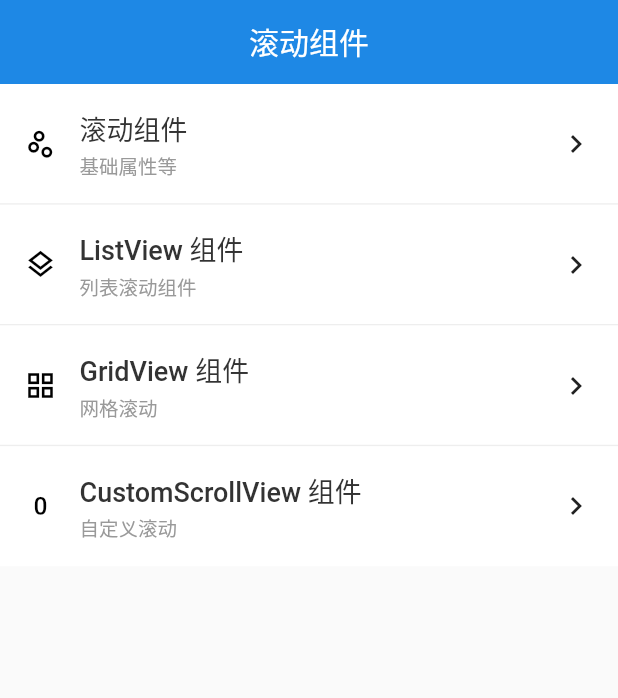
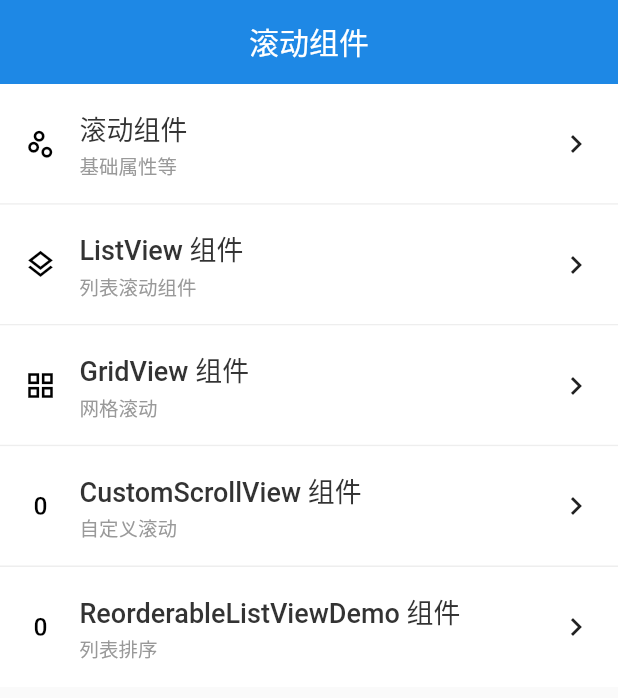
Before and after one commit to MaLuns/flutter_study, a Flutter app: the ScrollDemo widget shown alone on an empty page, opened directly, on a phone screen of 412 x 824 dp. Shown: the top 698 px of the screen. Run offline on Flutter 3.47's test engine with Material 2 defaults, Android fonts, the phone set to English and light mode, and no system bars; our stand-ins replace flutter_swiper, toast; network calls fail.

Commit message:
upd: update

```diff
--- a/lib/demo_app/study_app/views/scroll_widgets/scroll_demo.dart
+++ b/lib/demo_app/study_app/views/scroll_widgets/scroll_demo.dart
@@ -1,4 +1,5 @@
 import 'package:flutter/material.dart';
+import 'package:flutter_study/demo_app/study_app/views/scroll_widgets/reorderable_list_view_demo.dart';
 import '../../components/basice_app_layout.dart';
 import '../../components/list_title.dart';
 import '../../models/list_model.dart';
@@ -33,6 +34,12 @@ class ScrollDemo extends StatelessWidget {
       icon: Icons.exposure_zero,
       route: CustomScrollViewDemo(),
     ),
+    ListModel(
+      title: 'ReorderableListViewDemo 组件',
+      subtitle: '列表排序',
+      icon: Icons.exposure_zero,
+      route: ReorderableListViewDemo(),
+    ),
   ];
 
   Widget build(BuildContext context) {
```
Also changed, not shown: lib/demo_app/study_app/views/scroll_widgets/reorderable_list_view_demo.dart (added, +54 -0 lines).
